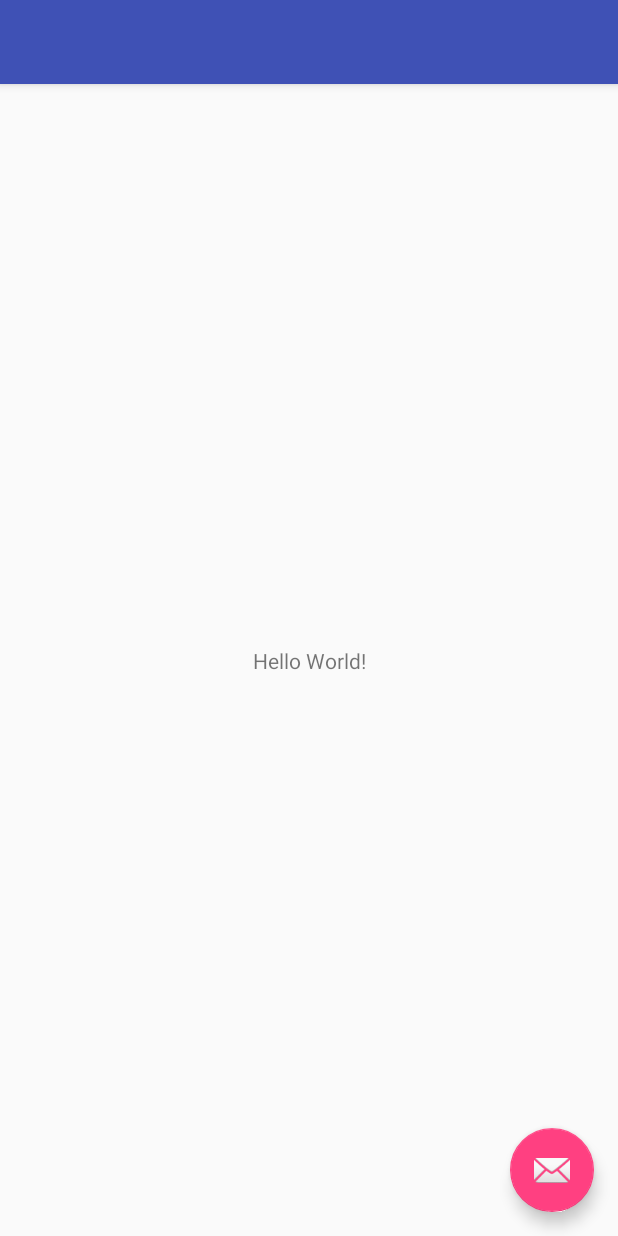
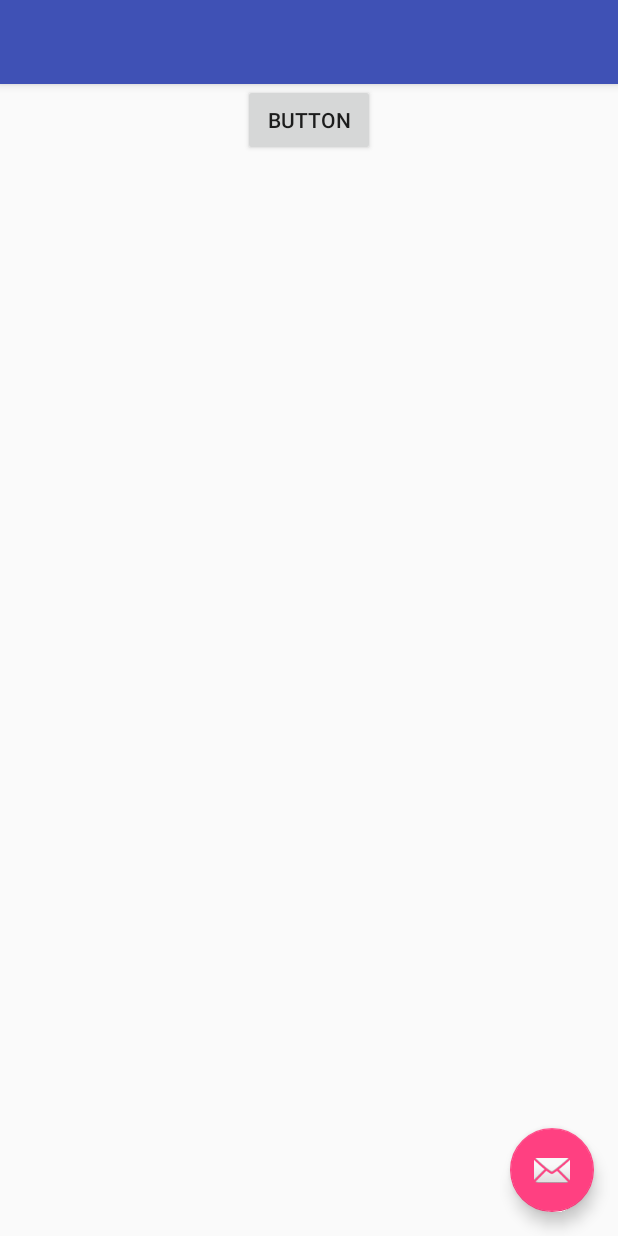
Before and after one commit to IvanKovalchuk/MvpRxDialogSample, an Android app: the layout activity_main.xml on its own in the app's theme, with its tools: preview values and no code run, on a phone screen of 412 x 824 dp. Run offline under Robolectric (Android 15) with nearby library versions, the phone set to English and light mode, and no system bars.

```diff
--- a/app/src/main/AndroidManifest.xml
+++ b/app/src/main/AndroidManifest.xml
@@ -1,6 +1,6 @@
 <?xml version="1.0" encoding="utf-8"?>
 <manifest xmlns:android="http://schemas.android.com/apk/res/android"
-    package="com.kivsw.mvprxdialog">
+    package="com.kivsw.mvprxdialogsample">
 
     <application
         android:allowBackup="true"
@@ -15,7 +15,6 @@
             android:theme="@style/AppTheme.NoActionBar">
             <intent-filter>
                 <action android:name="android.intent.action.MAIN" />
-
                 <category android:name="android.intent.category.LAUNCHER" />
             </intent-filter>
         </activity>
--- a/app/src/main/res/layout/activity_main.xml
+++ b/app/src/main/res/layout/activity_main.xml
@@ -4,7 +4,9 @@
     xmlns:tools="http://schemas.android.com/tools"
     android:layout_width="match_parent"
     android:layout_height="match_parent"
-    tools:context="com.kivsw.mvprxdialog.MainActivity">
+
+    android:id="@+id/rootActivityView"
+    >
 
     <android.support.design.widget.AppBarLayout
         android:layout_width="match_parent"
@@ -20,8 +22,6 @@
 
     </android.support.design.widget.AppBarLayout>
 
-    <include layout="@layout/content_main" />
-
     <android.support.design.widget.FloatingActionButton
         android:id="@+id/fab"
         android:layout_width="wrap_content"
@@ -30,4 +30,13 @@
         android:layout_margin="@dimen/fab_margin"
         app:srcCompat="@android:drawable/ic_dialog_email" />
 
+    <Button
+        android:id="@+id/showDialogButton"
+        android:layout_width="wrap_content"
+        android:layout_height="wrap_content"
+        android:layout_gravity="top|center"
+        android:layout_marginTop="?attr/actionBarSize"
+
+        android:text="Button" />
+
 </android.support.design.widget.CoordinatorLayout>
--- a/app/src/main/res/layout/content_main.xml
+++ /dev/null
@@ -1,20 +0,0 @@
-<?xml version="1.0" encoding="utf-8"?>
-<android.support.constraint.ConstraintLayout xmlns:android="http://schemas.android.com/apk/res/android"
-    xmlns:app="http://schemas.android.com/apk/res-auto"
-    xmlns:tools="http://schemas.android.com/tools"
-    android:layout_width="match_parent"
-    android:layout_height="match_parent"
-    app:layout_behavior="@string/appbar_scrolling_view_behavior"
-    tools:context="com.kivsw.mvprxdialog.MainActivity"
-    tools:showIn="@layout/activity_main">
-
-    <TextView
-        android:layout_width="wrap_content"
-        android:layout_height="wrap_content"
-        android:text="Hello World!"
-        app:layout_constraintBottom_toBottomOf="parent"
-        app:layout_constraintLeft_toLeftOf="parent"
-        app:layout_constraintRight_toRightOf="parent"
-        app:layout_constraintTop_toTopOf="parent" />
-
-</android.support.constraint.ConstraintLayout>
--- a/app/src/main/res/menu/menu_main.xml
+++ b/app/src/main/res/menu/menu_main.xml
@@ -1,7 +1,7 @@
 <menu xmlns:android="http://schemas.android.com/apk/res/android"
     xmlns:app="http://schemas.android.com/apk/res-auto"
     xmlns:tools="http://schemas.android.com/tools"
-    tools:context="com.kivsw.mvprxdialog.MainActivity">
+    tools:context="com.kivsw.mvprxdialogsample.MainActivity">
     <item
         android:id="@+id/action_settings"
         android:orderInCategory="100"
--- a/app/src/main/res/values/strings.xml
+++ b/app/src/main/res/values/strings.xml
@@ -1,4 +1,6 @@
 <resources>
     <string name="app_name">MvpRxDialog</string>
     <string name="action_settings">Settings</string>
+
+    <string name="show_message_box">show messageBox</string>
 </resources>
--- a/mvprxdialog/src/main/java/com/kivsw/mvprxdialog/BaseMvpPresenter.java
+++ b/mvprxdialog/src/main/java/com/kivsw/mvprxdialog/BaseMvpPresenter.java
@@ -1,13 +1,11 @@
 package com.kivsw.mvprxdialog;
-
-import android.support.v4.app.Fragment;
 
 /**
  * Created by ivan on 9/2/2017.
  */
 
 public abstract class BaseMvpPresenter
-        implements Contract.IPresenter
+        implements Contract.IDialogPresenter
 {
     long presenterId=0;
 
--- a/mvprxdialog/src/main/java/com/kivsw/mvprxdialog/MvpMessageBox.java
+++ b/mvprxdialog/src/main/java/com/kivsw/mvprxdialog/MvpMessageBox.java
@@ -1,8 +1,6 @@
 package com.kivsw.mvprxdialog;
 
 
-import android.content.Context;
-import android.content.DialogInterface;
 import android.os.Bundle;
 import android.support.v4.app.Fragment;
 import android.text.Html;
@@ -149,4 +147,6 @@ public class MvpMessageBox extends BaseMvpFragment {
         }
     };
 
+
+
 }
--- a/mvprxdialog/src/main/java/com/kivsw/mvprxdialog/PresenterManager.java
+++ b/mvprxdialog/src/main/java/com/kivsw/mvprxdialog/PresenterManager.java
@@ -1,6 +1,5 @@
 package com.kivsw.mvprxdialog;
 
-import java.util.Currency;
 import java.util.Hashtable;
 import java.util.Map;
 
```
Also changed, not shown: app/build.gradle (+5 -2 lines), app/src/main/java/com/kivsw/mvprxdialog/MainActivity.java (deleted, +0 -52 lines), mvprxdialog/src/main/java/com/kivsw/mvprxdialog/BaseMvpFragment.java (+16 -3 lines), mvprxdialog/src/main/java/com/kivsw/mvprxdialog/Contract.java (+6 -1 lines), 2 other files.
